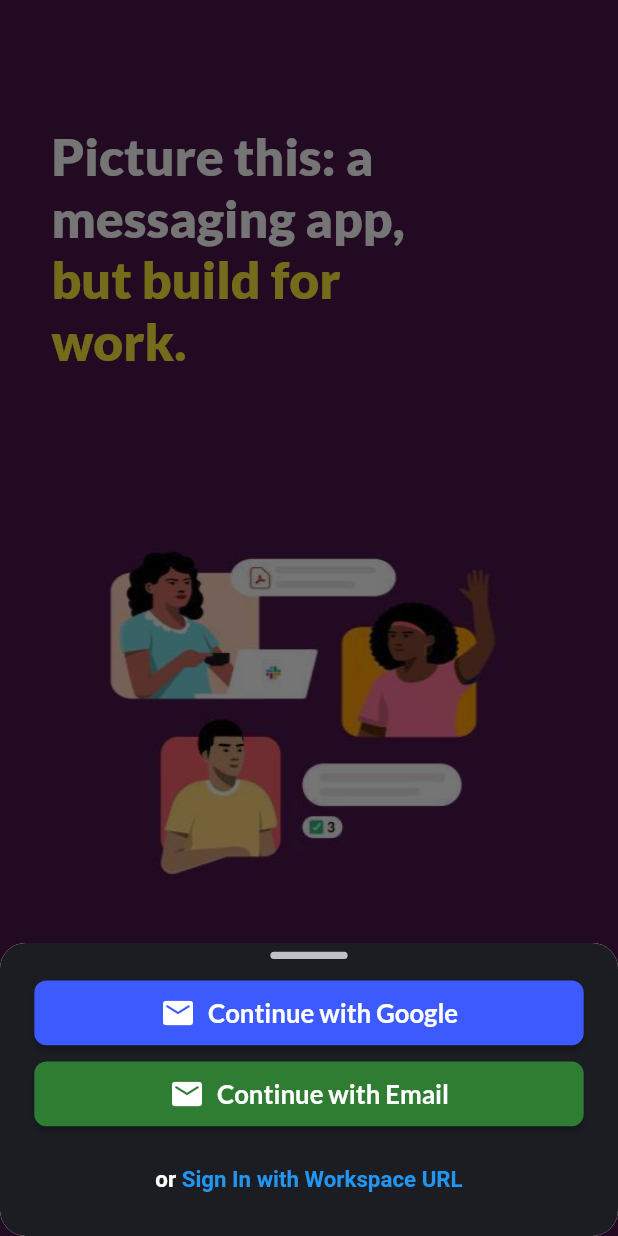
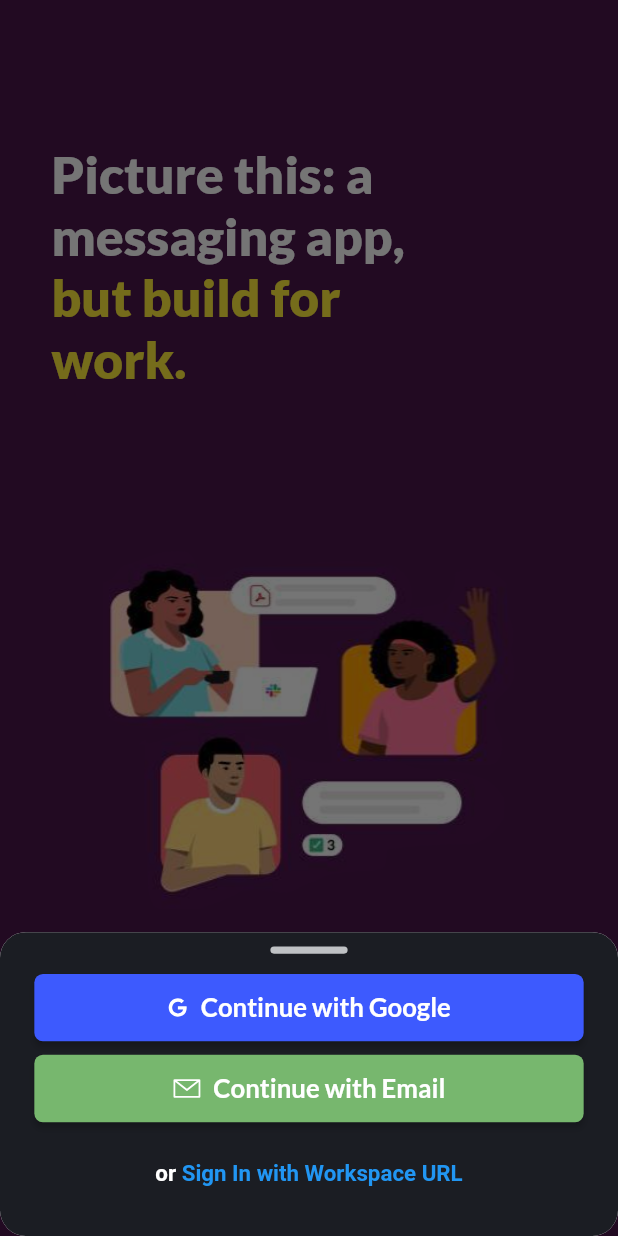
Before and after one commit to ArbazShaikh077/slack, a Flutter app: the screen it shows after launch, after a tap on "Sign in", on a phone screen of 412 x 824 dp. Run offline on Flutter 3.47's test engine with Material 2 defaults, Android fonts, the phone set to English and light mode, and no system bars; drawn by our look-alikes of flutter_animate; our stand-ins replace equatable, flutter_bloc, flutter_screenutil, flutter_svg.

Commit message:
Changed sign in bottom sheet

```diff
--- a/lib/core/theme/color_const.dart
+++ b/lib/core/theme/color_const.dart
@@ -5,5 +5,5 @@ class ColorConst {
   static const Color kBlack = Color.fromRGBO(27, 29, 35, 1.0);
   static const Color kWhite = Color.fromRGBO(191, 193, 196, 1.0);
   static const Color kBlue = Color.fromRGBO(93, 133, 231, 1.0);
-  static const Color kGreen = Color(0xff2EB67D);
+  static const Color kGreen = Color.fromRGBO(119, 183, 110, 1.0);
 }
--- a/lib/features/onboarding/presentation/pages/onboarding_screen.dart
+++ b/lib/features/onboarding/presentation/pages/onboarding_screen.dart
@@ -24,7 +24,7 @@ class _OnBoardingState extends State<OnBoarding> {
           crossAxisAlignment: CrossAxisAlignment.start,
           children: [
             SizedBox(
-              height: 70.h,
+              height: 80.h,
             ),
             const FirstOnboardingTextAnimation(),
             SizedBox(
--- a/lib/features/onboarding/presentation/widgets/sign_in_bottom_sheet.dart
+++ b/lib/features/onboarding/presentation/widgets/sign_in_bottom_sheet.dart
@@ -1,6 +1,7 @@
 import 'package:flutter/cupertino.dart';
 import 'package:flutter/material.dart';
 import 'package:flutter_screenutil/flutter_screenutil.dart';
+import 'package:flutter_svg/flutter_svg.dart';
 import 'package:slack/core/theme/color_const.dart';
 
 class SignInBottomSheet extends StatelessWidget {
@@ -11,7 +12,7 @@ class SignInBottomSheet extends StatelessWidget {
     return Container(
       decoration: BoxDecoration(
           color: ColorConst.kBlack, borderRadius: BorderRadius.circular(15.r)),
-      padding: EdgeInsets.symmetric(horizontal: 20.w, vertical: 5.h),
+      padding: EdgeInsets.symmetric(horizontal: 20.w, vertical: 8.h),
       child: Column(
         mainAxisSize: MainAxisSize.min,
         children: [
@@ -28,13 +29,19 @@ class SignInBottomSheet extends StatelessWidget {
           SizedBox(
             width: double.infinity,
             child: ElevatedButton.icon(
-                icon: Icon(Icons.email_rounded),
+                icon: SvgPicture.asset(
+                  'assets/images/google.svg',
+                  height: 12.h,
+                  width: 12.h,
+                  colorFilter:
+                      const ColorFilter.mode(Colors.white, BlendMode.srcIn),
+                ),
                 onPressed: () {},
                 style: ButtonStyle(
                     padding: MaterialStateProperty.all(
-                        EdgeInsets.symmetric(vertical: 8.h)),
+                        EdgeInsets.symmetric(vertical: 10.h)),
                     shape: MaterialStateProperty.all(RoundedRectangleBorder(
-                        borderRadius: BorderRadius.circular(7.r))),
+                        borderRadius: BorderRadius.circular(5.r))),
                     overlayColor: MaterialStateProperty.all(Colors.white10),
                     backgroundColor:
                         MaterialStateProperty.all(Colors.indigoAccent[400])),
@@ -52,18 +59,24 @@ class SignInBottomSheet extends StatelessWidget {
           SizedBox(
             width: double.infinity,
             child: ElevatedButton.icon(
-                icon: Icon(Icons.email_rounded),
+                icon: SvgPicture.asset(
+                  'assets/images/email.svg',
+                  height: 16.h,
+                  width: 16.h,
+                  colorFilter:
+                      const ColorFilter.mode(Colors.white, BlendMode.srcIn),
+                ),
                 onPressed: () {
                   Navigator.of(context).pop();
                 },
                 style: ButtonStyle(
                     padding: MaterialStateProperty.all(
-                        EdgeInsets.symmetric(vertical: 8.h)),
+                        EdgeInsets.symmetric(vertical: 10.h)),
                     shape: MaterialStateProperty.all(RoundedRectangleBorder(
-                        borderRadius: BorderRadius.circular(7.r))),
+                        borderRadius: BorderRadius.circular(5.r))),
                     overlayColor: MaterialStateProperty.all(Colors.white10),
                     backgroundColor:
-                        MaterialStateProperty.all(Colors.green[800])),
+                        MaterialStateProperty.all(ColorConst.kGreen)),
                 label: Text(
                   "Continue with Email",
                   style: TextStyle(
--- a/pubspec.yaml
+++ b/pubspec.yaml
@@ -47,6 +47,9 @@ dependencies:
 
   #For prebuild animation
   flutter_animate: ^4.1.0
+
+  #For displaying svgs
+  flutter_svg: ^2.0.2
 
 dev_dependencies:
   flutter_test:
```
Also changed, not shown: assets/images/email.svg (added), assets/images/google.svg (added).
